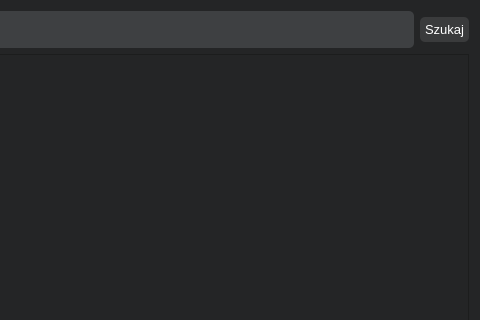
Before: the Qt Designer form searchwidget.ui in DwS234/LanguageTutorDesktop, drawn with Qt 5; both pictures show x 232 to 712 and y 0 to 320 of the 712 by 416 pixel window.
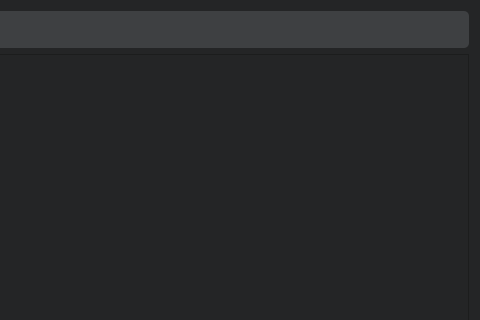
After: the same form once the commit is applied.

Commit message: Added feature that allows adding and removing repetitions in search dialog

Patch:
```diff
--- a/searchwidget.ui
+++ b/searchwidget.ui
@@ -47,26 +47,6 @@
          </property>
         </widget>
        </item>
-       <item>
-        <widget class="QPushButton" name="searchPushButton">
-         <property name="font">
-          <font>
-           <pointsize>10</pointsize>
-          </font>
-         </property>
-         <property name="styleSheet">
-          <string notr="true">background-color: #3a3b3c;
-color: white;
-outline: none;
-border: none;
-border-radius: 5px;
-padding: 5px;</string>
-         </property>
-         <property name="text">
-          <string>Szukaj</string>
-         </property>
-        </widget>
-       </item>
       </layout>
      </item>
      <item>
```
The commit also changes 5 other files.
